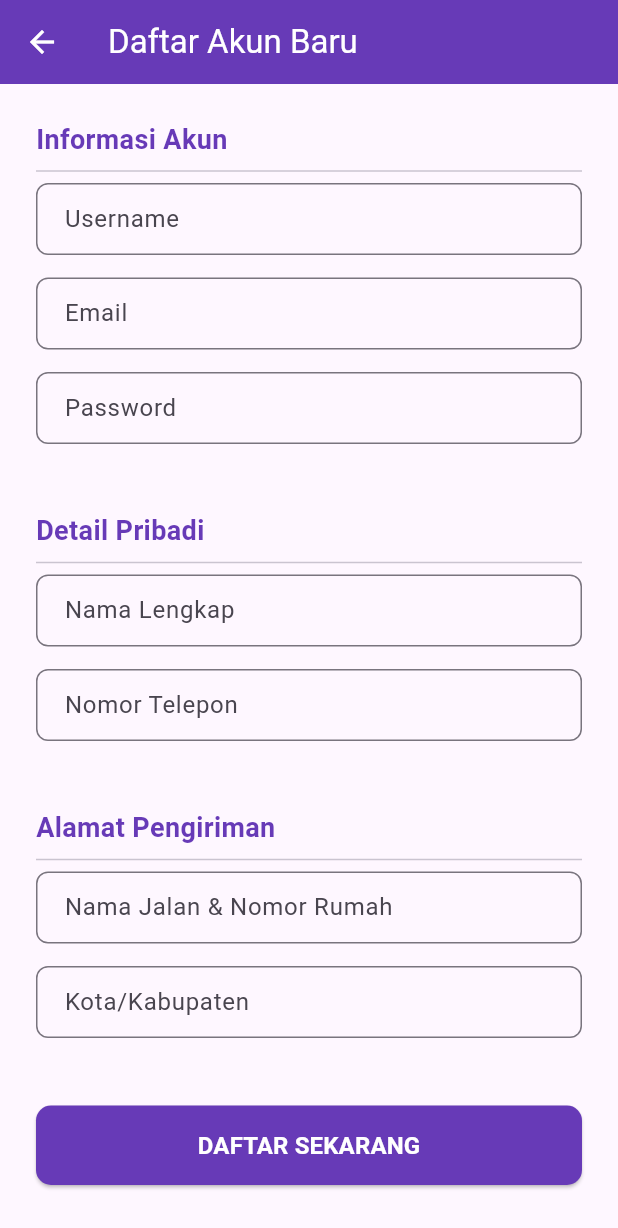
After one commit to fajar-setia/learning-mobileApp, a Flutter app: the SignupPage screen opened by its route, on a phone screen of 412 x 824 dp. The commit adds this screen. Shown: the top 1228 px of the screen. Run offline on Flutter 3.47's test engine with Material 3 defaults, Android fonts, the light colour scheme and no system bars; our stand-ins replace carousel_slider, shared_preferences; accounts and stored records are empty; network calls fail.

Commit message:
add fiture login and register and then using jsonwebtoken

```diff
--- a/backend_express/package.json
+++ b/backend_express/package.json
@@ -10,6 +10,7 @@
   "author": "",
   "license": "ISC",
   "dependencies": {
+    "bcrypt": "^6.0.0",
     "cors": "^2.8.5",
     "dotenv": "^17.2.3",
     "express": "^5.1.0",
--- a/flutter_app/flutter_app/analysis_options.yaml
+++ b/flutter_app/flutter_app/analysis_options.yaml
@@ -7,6 +7,9 @@
 
 # The following line activates a set of recommended lints for Flutter apps,
 # packages, and plugins designed to encourage good coding practices.
+analyzer:
+  errors:
+    avoid_print: ignore
 include: package:flutter_lints/flutter.yaml
 
 linter:
--- a/flutter_app/flutter_app/lib/main.dart
+++ b/flutter_app/flutter_app/lib/main.dart
@@ -1,5 +1,6 @@
 import 'package:flutter/material.dart';
 import 'package:flutter_app/pages/home_page.dart';
+import 'package:flutter_app/pages/login_page/signup_page.dart';
 import 'package:flutter_app/pages/product_page.dart';
 import 'components/bottom_nav.dart';
 import 'package:flutter_app/pages/login_page/login_page.dart';
@@ -26,6 +27,7 @@ class MyApp extends StatelessWidget {
         '/home': (context) => HomePage(),
         '/product': (context) => ProductPage(),
         '/login':(context) => LoginPage(),
+        '/signup':(context) => SignupPage(),
       },
     );
   }
--- a/flutter_app/flutter_app/lib/pages/login_page/services_Login/auth_helper.dart
+++ b/flutter_app/flutter_app/lib/pages/login_page/services_Login/auth_helper.dart
@@ -1,17 +1,31 @@
+// lib/services/auth_service.dart
 import 'package:shared_preferences/shared_preferences.dart';
 
 Future<bool> isUserLoggedIn() async {
   final prefs = await SharedPreferences.getInstance();
   final token = prefs.getString('token');
   return token != null && token.isNotEmpty;
+
 }
 
 Future<void> saveLoginToken(String token) async {
   final prefs = await SharedPreferences.getInstance();
   await prefs.setString('token', token);
+
 }
 
 Future<void> logoutUser() async {
   final prefs = await SharedPreferences.getInstance();
   await prefs.remove('token');
+  await prefs.remove('username');
 }
+
+Future<void> saveUsername(String username) async {
+  final prefs = await SharedPreferences.getInstance();
+  await prefs.setString('username', username);
+}
+
+Future<String?> getUsername() async {
+  final prefs = await SharedPreferences.getInstance();
+  return prefs.getString('username');
+}
--- /dev/null
+++ b/flutter_app/flutter_app/lib/pages/login_page/signup_page.dart
@@ -0,0 +1,193 @@
+import 'package:flutter/material.dart';
+import 'package:http/http.dart' as http;
+import 'dart:convert';
+
+// URL Endpoint Register Anda (Sesuaikan port dan IP jika perlu)
+// ignore: constant_identifier_names
+const String _REGISTER_ENDPOINT = 'http://192.168.100.13:5000/api/users/register';
+
+class SignupPage extends StatefulWidget {
+  const SignupPage({super.key});
+
+  @override
+  State<SignupPage> createState() => _SignupPageState();
+}
+
+class _SignupPageState extends State<SignupPage> {
+  // Controllers untuk setiap field sesuai model backend
+  final usernameController = TextEditingController();
+  final emailController = TextEditingController();
+  final fullNameController = TextEditingController();
+  final phoneController = TextEditingController();
+  final passwordController = TextEditingController();
+  final streetController = TextEditingController();
+  final cityController = TextEditingController();
+  final provinceController = TextEditingController();
+  final postalCodeController = TextEditingController();
+  final formKey = GlobalKey<FormState>(); // Key untuk validasi form
+
+  bool _isLoading = false;
+
+  @override
+  void dispose() {
+    usernameController.dispose();
+    emailController.dispose();
+    fullNameController.dispose();
+    phoneController.dispose();
+    passwordController.dispose();
+    streetController.dispose();
+    cityController.dispose();
+    provinceController.dispose();
+    postalCodeController.dispose();
+    super.dispose();
+  }
+
+  // --- Fungsi untuk Mengirim Data Registrasi ke Backend ---
+  Future<void> _register() async {
+    if (!formKey.currentState!.validate()) {
+      return; // Jangan lanjutkan jika form belum valid
+    }
+
+    setState(() { _isLoading = true; });
+
+    try {
+      final response = await http.post(
+        Uri.parse(_REGISTER_ENDPOINT),
+        headers: {'Content-Type': 'application/json'},
+        body: json.encode({
+          // Mengirim data SESUAI nama properti Mongoose Anda
+          'username': usernameController.text,
+          'email': emailController.text,
+          'fullName': fullNameController.text,
+          'phone': phoneController.text,
+          'password': passwordController.text,
+          'address': {
+            'street': streetController.text,
+            'city': cityController.text,
+            'province':provinceController.text,
+            'postalCode':postalCodeController.text,
+
+
+          }
+        }),
+      );
+
+      if (mounted) {
+        if (response.statusCode == 201) {
+          // Pendaftaran Berhasil
+          ScaffoldMessenger.of(context).showSnackBar(
+            const SnackBar(content: Text('Pendaftaran berhasil! Silakan Login.')),
+          );
+          // Navigasi kembali ke halaman login atau halaman sebelumnya
+          Navigator.pop(context);
+        } else {
+          // Pendaftaran Gagal (misal email/username sudah terdaftar, status 400)
+          final errorData = json.decode(response.body);
+          final message = errorData['message'] ?? 'Pendaftaran gagal.';
+          ScaffoldMessenger.of(context).showSnackBar(
+            SnackBar(content: Text(message)),
+          );
+        }
+      }
+    } catch (e) {
+      if (mounted) {
+        ScaffoldMessenger.of(context).showSnackBar(
+          SnackBar(content: Text('Koneksi gagal. Cek server Anda.')),
+        );
+      }
+    } finally {
+      if (mounted) {
+        setState(() { _isLoading = false; });
+      }
+    }
+  }
+  // -------------------------------------------------------------------
+
+  @override
+  Widget build(BuildContext context) {
+    return Scaffold(
+      appBar: AppBar(
+        title: const Text('Daftar Akun Baru'),
+        backgroundColor: Colors.deepPurple,
+        foregroundColor: Colors.white,
+      ),
+      body: SingleChildScrollView(
+        padding: const EdgeInsets.all(24.0),
+        child: Form(
+          key: formKey,
+          child: Column(
+            crossAxisAlignment: CrossAxisAlignment.stretch,
+            children: <Widget>[
+              // --- Bagian Utama ---
+              const Text('Informasi Akun', style: TextStyle(fontSize: 18, fontWeight: FontWeight.bold, color: Colors.deepPurple)),
+              const Divider(),
+              _buildTextField(usernameController, 'Username', (value) => value!.isEmpty ? 'Username harus diisi' : null),
+              _buildTextField(emailController, 'Email', (value) => !value!.contains('@') ? 'Email tidak valid' : null, keyboardType: TextInputType.emailAddress),
+              _buildTextField(passwordController, 'Password', (value) => value!.length < 6 ? 'Min. 6 karakter' : null, obscureText: true),
+
+              const SizedBox(height: 30),
+
+              // --- Bagian Detail Pribadi ---
+              const Text('Detail Pribadi', style: TextStyle(fontSize: 18, fontWeight: FontWeight.bold, color: Colors.deepPurple)),
+              const Divider(),
+              _buildTextField(fullNameController, 'Nama Lengkap', (value) => value!.isEmpty ? 'Nama Lengkap harus diisi' : null),
+              _buildTextField(phoneController, 'Nomor Telepon', (value) => value!.isEmpty ? 'Nomor telepon harus diisi' : null, keyboardType: TextInputType.phone),
+
+              const SizedBox(height: 30),
+
+              // --- Bagian Alamat ---
+              const Text('Alamat Pengiriman', style: TextStyle(fontSize: 18, fontWeight: FontWeight.bold, color: Colors.deepPurple)),
+              const Divider(),
+              _buildTextField(streetController, 'Nama Jalan & Nomor Rumah', (value) => value!.isEmpty ? 'Jalan harus diisi' : null),
+              _buildTextField(cityController, 'Kota/Kabupaten', (value) => value!.isEmpty ? 'Kota harus diisi' : null),
+
+              const SizedBox(height: 30),
+
+              // --- Tombol Daftar ---
+              ElevatedButton(
+                onPressed: _isLoading ? null : _register,
+                style: ElevatedButton.styleFrom(
+                  backgroundColor: Colors.deepPurple,
+                  foregroundColor: Colors.white,
+                  padding: const EdgeInsets.symmetric(vertical: 15),
+                  shape: RoundedRectangleBorder(borderRadius: BorderRadius.circular(10)),
+                ),
+                child: _isLoading
+                    ? const SizedBox(
+                        width: 20, height: 20,
+                        child: CircularProgressIndicator(color: Colors.white, strokeWidth: 3),
+                      )
+                    : const Text('DAFTAR SEKARANG', style: TextStyle(fontSize: 16, fontWeight: FontWeight.bold)),
+              ),
+              const SizedBox(height: 20),
+            ],
+          ),
+        ),
+      ),
+    );
+  }
+
+  // Widget pembantu untuk mempersingkat TextField
+  Widget _buildTextField(
+    TextEditingController controller,
+    String label,
+    String? Function(String?)? validator, {
+    bool obscureText = false,
+    TextInputType keyboardType = TextInputType.text,
+  }) {
+    return Padding(
+      padding: const EdgeInsets.only(bottom: 15.0),
+      child: TextFormField(
+        controller: controller,
+        obscureText: obscureText,
+        keyboardType: keyboardType,
+        validator: validator,
+        decoration: InputDecoration(
+          labelText: label,
+          border: OutlineInputBorder(borderRadius: BorderRadius.circular(8)),
+          contentPadding: const EdgeInsets.symmetric(horizontal: 15, vertical: 12),
+        ),
+      ),
+    );
+  }
+}
--- a/flutter_app/flutter_app/lib/pages/product_page.dart
+++ b/flutter_app/flutter_app/lib/pages/product_page.dart
@@ -1,4 +1,5 @@
 import 'package:flutter/material.dart';
+import 'package:flutter_app/pages/home_page.dart';
 import '../services/product_service.dart';
 import '../pages/page_product/product_detail_page.dart';
 
@@ -121,7 +122,10 @@ class _ProductPageState extends State<ProductPage> {
       appBar: AppBar(
         leading: IconButton(
           icon: const Icon(Icons.arrow_back, color: Colors.white),
-          onPressed: () => Navigator.pop(context),
+          onPressed: () => Navigator.push(
+            context,
+            MaterialPageRoute(builder: (context) => const HomePage())
+          ),
         ),
         title: Row(
           mainAxisAlignment: MainAxisAlignment.spaceBetween,
```
Also changed, not shown: flutter_app/flutter_app/lib/pages/home_page.dart (+66 -4 lines), flutter_app/flutter_app/lib/pages/login_page/login_page.dart (+91 -19 lines), flutter_app/flutter_app/lib/pages/login_page/services_Login/auth_api_service_login.dart (added, +37 -0 lines), backend_express/package-lock.json, 6 other files.
